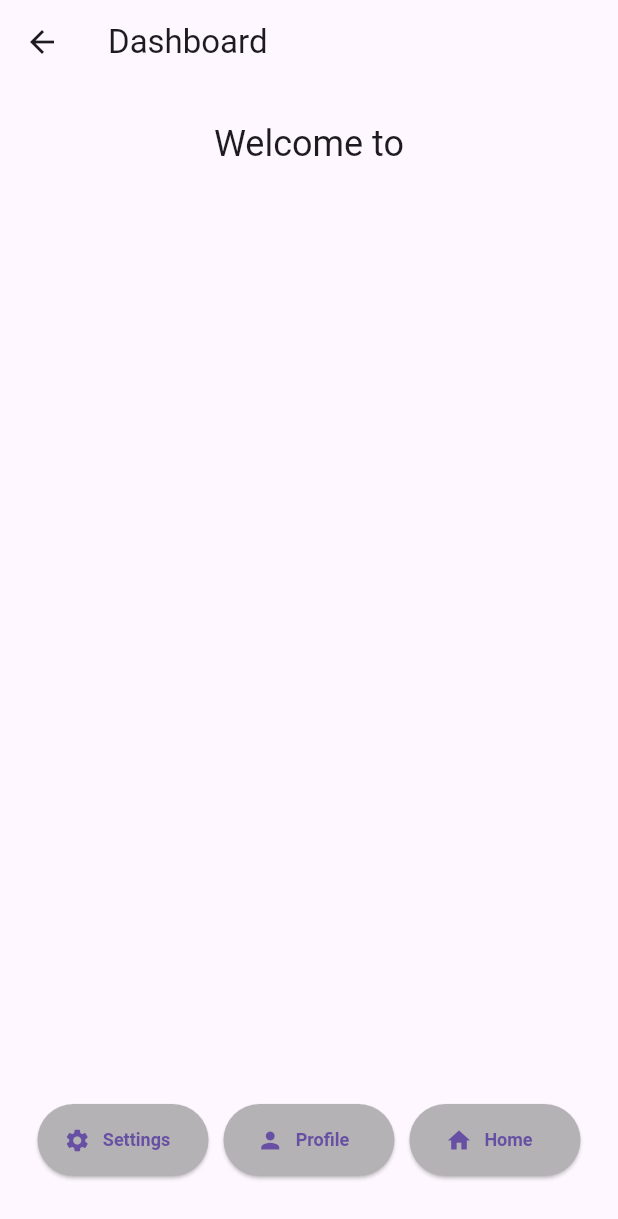
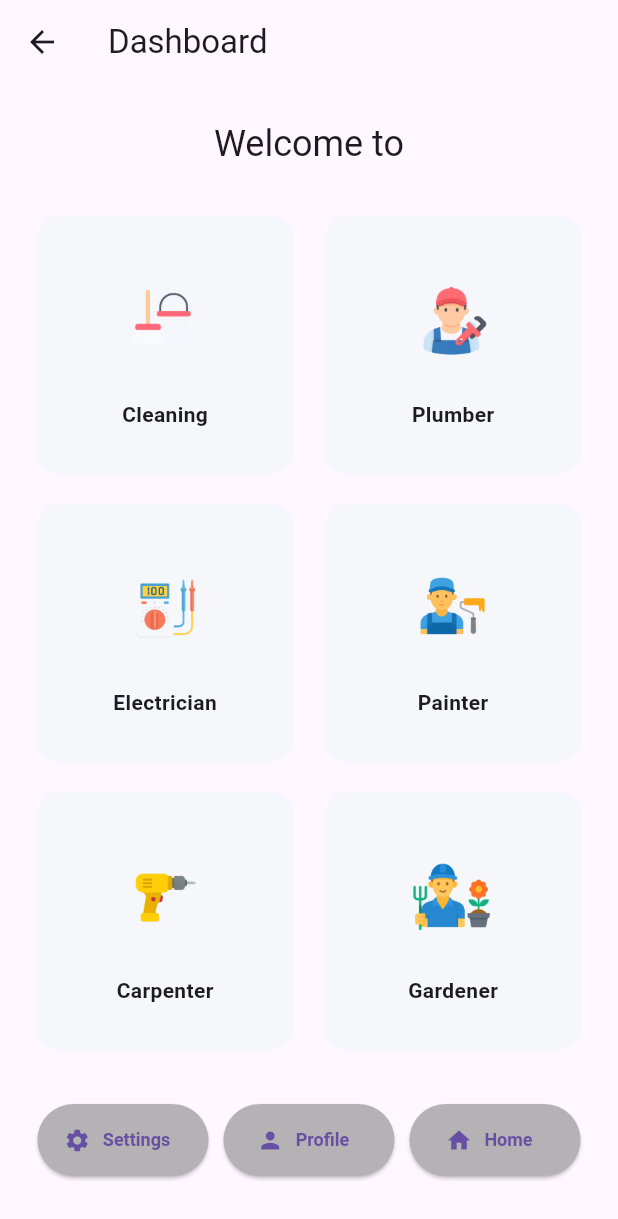
Before and after one commit to kfiros94/android_course, a Flutter app: the DashboardScreen screen opened directly with empty values, on a phone screen of 412 x 824 dp. Shown: the top 1219 px of the screen. Run offline on Flutter 3.47's test engine with Material 3 defaults, Android fonts, the phone set to English and light mode, and no system bars.

Commit message:
update dashboard_screen.dart

```diff
--- a/lib/screens/dashboard_screen.dart
+++ b/lib/screens/dashboard_screen.dart
@@ -1,38 +1,55 @@
 // lib/dashboard_screen.dart
+//
+// Shows a read-only grid of the six services, keeps the back-arrow,
+// bottom buttons and “Welcome to <service>” headline.
+//
 
 import 'package:flutter/material.dart';
-import 'profile.dart';         // existing import
-import 'settings_screen.dart'; // existing import
+import 'profile.dart';          // profile screen
+import 'settings_screen.dart'; // settings screen
+
+// ---------- Data model copied from services_screen ----------
+class Service {
+  final String name;
+  final String asset;
+  const Service(this.name, this.asset);
+}
+
+// Same six services the user saw on services_screen
+const List<Service> _services = [
+  Service('Cleaning',     'assets/images/svc_cleaning.png'),
+  Service('Plumber',      'assets/images/svc_plumber.png'),
+  Service('Electrician',  'assets/images/svc_electrician.png'),
+  Service('Painter',      'assets/images/svc_painter.png'),
+  Service('Carpenter',    'assets/images/svc_carpenter.png'),
+  Service('Gardener',     'assets/images/svc_gardener.png'),
+];
+// ------------------------------------------------------------
 
 class DashboardScreen extends StatelessWidget {
   final String serviceName;
-
   const DashboardScreen({super.key, required this.serviceName});
 
   @override
   Widget build(BuildContext context) {
-    // ① Define desired button width, height, and font size here:
-    const double buttonWidth = 114;
+    // width / height of the bottom “pill” buttons
+    const double buttonWidth  = 114;
     const double buttonHeight = 48;
-    const double buttonFontSize = 12; // ← controls the label’s font size
+    const double buttonFont   = 12;
 
-    // ② Common style for all bottom buttons, now with fixedSize + textStyle:
-    final ButtonStyle buttonStyle = ElevatedButton.styleFrom(
+    final ButtonStyle bottomStyle = ElevatedButton.styleFrom(
       fixedSize: const Size(buttonWidth, buttonHeight),
       shape: const StadiumBorder(),
-
-      // Global textStyle for the label inside each ElevatedButton.icon:
-      textStyle: const TextStyle(
-        fontSize: buttonFontSize,
-        fontWeight: FontWeight.w600,
-      ),
-
-      // Background color (change as needed)
       backgroundColor: const Color.fromARGB(255, 180, 178, 180),
+      textStyle: const TextStyle(fontSize: buttonFont, fontWeight: FontWeight.w600),
     );
 
+    // find which item was chosen on the previous screen so we can highlight it
+    final int selectedIndex =
+        _services.indexWhere((s) => s.name == serviceName);
+
     return Scaffold(
-      // 1) AppBar with a back‐arrow on the top‐left
+      // 1) AppBar – back arrow just pops, so we return to services_screen
       appBar: AppBar(
         leading: IconButton(
           icon: const Icon(Icons.arrow_back),
@@ -48,61 +65,104 @@ class DashboardScreen extends StatelessWidget {
           children: [
             const SizedBox(height: 24),
 
-            // --- Welcome text
+            // 2) Headline
             Text(
               'Welcome to $serviceName',
               style: Theme.of(context).textTheme.headlineSmall,
               textAlign: TextAlign.center,
             ),
 
-            const Spacer(),
+            const SizedBox(height: 32),
 
-            // --- All three buttons in one row, each using buttonStyle:
+            // 3) Grid of *disabled* service cards
+            Expanded(
+              child: AbsorbPointer( // disables all taps inside
+                absorbing: true,
+                child: GridView.builder(
+                  physics: const BouncingScrollPhysics(),
+                  gridDelegate: const SliverGridDelegateWithFixedCrossAxisCount(
+                    crossAxisCount: 2,
+                    mainAxisSpacing: 20,
+                    crossAxisSpacing: 20,
+                    childAspectRatio: 1,
+                  ),
+                  itemCount: _services.length,
+                  itemBuilder: (context, index) {
+                    final svc = _services[index];
+                    final bool isSelected = index == selectedIndex;
+
+                    return Container(
+                      decoration: BoxDecoration(
+                        color: isSelected
+                            ? const Color(0xFFEFF6FF) // same colours as services_screen
+                            : const Color(0xFFF5F7FB),
+                        borderRadius: BorderRadius.circular(16),
+                        border: isSelected
+                            ? Border.all(color: const Color(0xFF3F7DFB), width: 2)
+                            : null,
+                      ),
+                      child: Column(
+                        mainAxisAlignment: MainAxisAlignment.center,
+                        children: [
+                          Image.asset(
+                            svc.asset,
+                            width: 80,
+                            height: 80,
+                            fit: BoxFit.contain,
+                          ),
+                          const SizedBox(height: 12),
+                          Text(
+                            svc.name,
+                            style: const TextStyle(
+                              fontSize: 14,
+                              fontWeight: FontWeight.w600,
+                            ),
+                          ),
+                        ],
+                      ),
+                    );
+                  },
+                ),
+              ),
+            ),
+
+            const SizedBox(height: 20),
+
+            // 4) Bottom row – Settings / Profile / Home
             Row(
               mainAxisAlignment: MainAxisAlignment.center,
               children: [
-                // Settings button
                 ElevatedButton.icon(
                   onPressed: () {
                     Navigator.push(
                       context,
-                      MaterialPageRoute(
-                        builder: (_) => const SettingsScreen(),
-                      ),
+                      MaterialPageRoute(builder: (_) => const SettingsScreen()),
                     );
                   },
                   icon: const Icon(Icons.settings),
                   label: const Text('Settings'),
-                  style: buttonStyle,
+                  style: bottomStyle,
                 ),
-
                 const SizedBox(width: 10),
-
-                // Profile button
                 ElevatedButton.icon(
                   onPressed: () {
                     Navigator.push(
                       context,
-                      MaterialPageRoute(
-                        builder: (_) => const ProfileScreen(),
-                      ),
+                      MaterialPageRoute(builder: (_) => const ProfileScreen()),
                     );
                   },
                   icon: const Icon(Icons.person),
                   label: const Text('Profile'),
-                  style: buttonStyle,
+                  style: bottomStyle,
                 ),
-
                 const SizedBox(width: 10),
-
-                // Home button (navigates to '/home')
                 ElevatedButton.icon(
                   onPressed: () {
                     Navigator.popUntil(context, ModalRoute.withName('/home'));
                   },
                   icon: const Icon(Icons.home),
                   label: const Text('Home'),
-                  style: buttonStyle,
+                  style: bottomStyle,
                 ),
               ],
             ),
```
